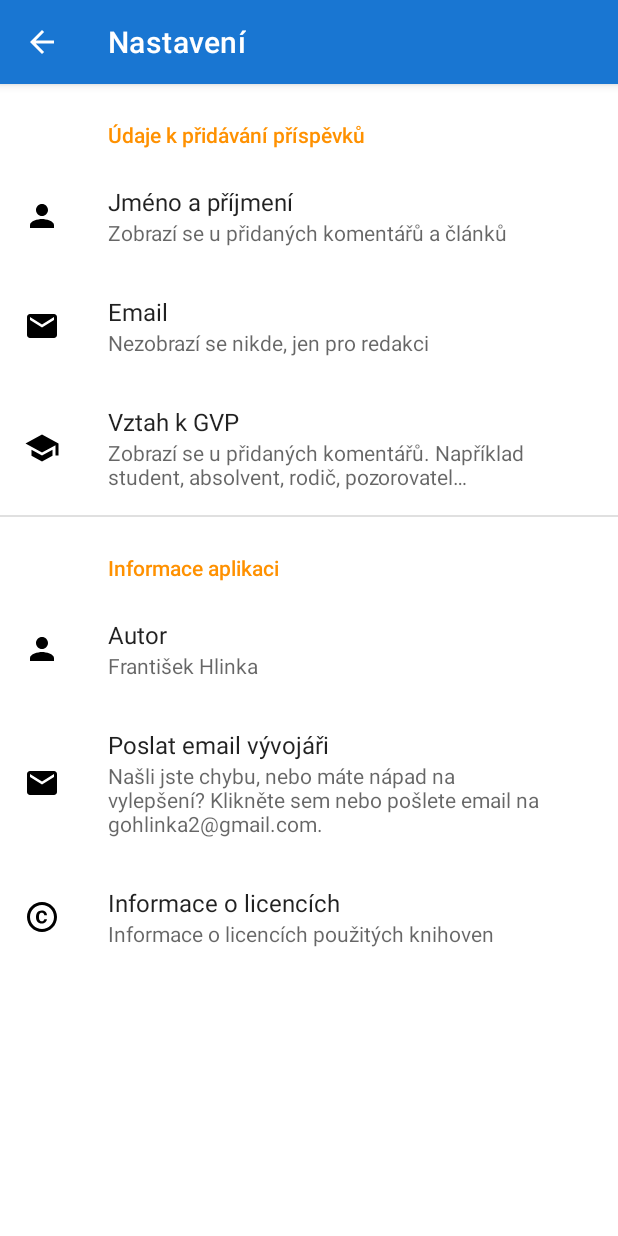
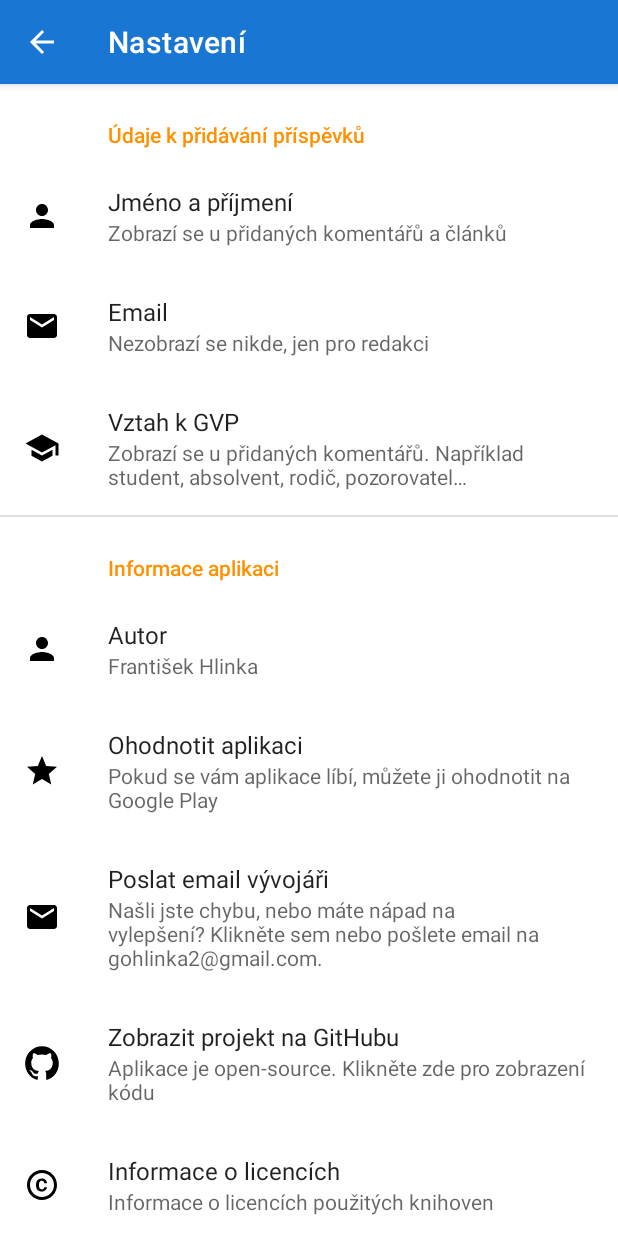
Before and after one commit to gohlinka2/gvp-intranet-app, an Android app: the MainPreferenceFragment screen opened directly, with no data from a screen before it, on a phone screen of 412 x 824 dp. Run offline under Robolectric (Android 15) with nearby library versions, the phone set to English and light mode, and no system bars; our stand-ins replace androidx.preference; 8 statements that could not run were skipped.

```diff
--- a/app/build.gradle
+++ b/app/build.gradle
@@ -12,8 +12,8 @@ android {
         applicationId "cz.hlinkapp.gvpintranet"
         minSdkVersion 21
         targetSdkVersion 28
-        versionCode 8
-        versionName "2.1.2 release"
+        versionCode 9
+        versionName "2.2"
         testInstrumentationRunner "androidx.test.runner.AndroidJUnitRunner"
     }
     buildTypes {
--- a/app/src/main/res/xml/main_preferences.xml
+++ b/app/src/main/res/xml/main_preferences.xml
@@ -39,10 +39,22 @@
                 android:summary="@string/author_name"/>
 
         <Preference
+                android:icon="@drawable/ic_star"
+                android:key="@string/pref_key_rate"
+                android:title="@string/rate_app"
+                android:summary="@string/rate_app_summary"/>
+
+        <Preference
                 android:icon="@drawable/ic_email"
                 android:key="@string/pref_key_send_email"
                 android:title="@string/send_mail_to_developer"
                 android:summary="@string/send_mail_to_developer_summary"/>
+
+        <Preference
+                android:icon="@drawable/ic_github"
+                android:key="@string/pref_key_github"
+                android:title="@string/open_on_github"
+                android:summary="@string/open_on_github_summary"/>
 
         <Preference
                 android:icon="@drawable/ic_copyright"
```
